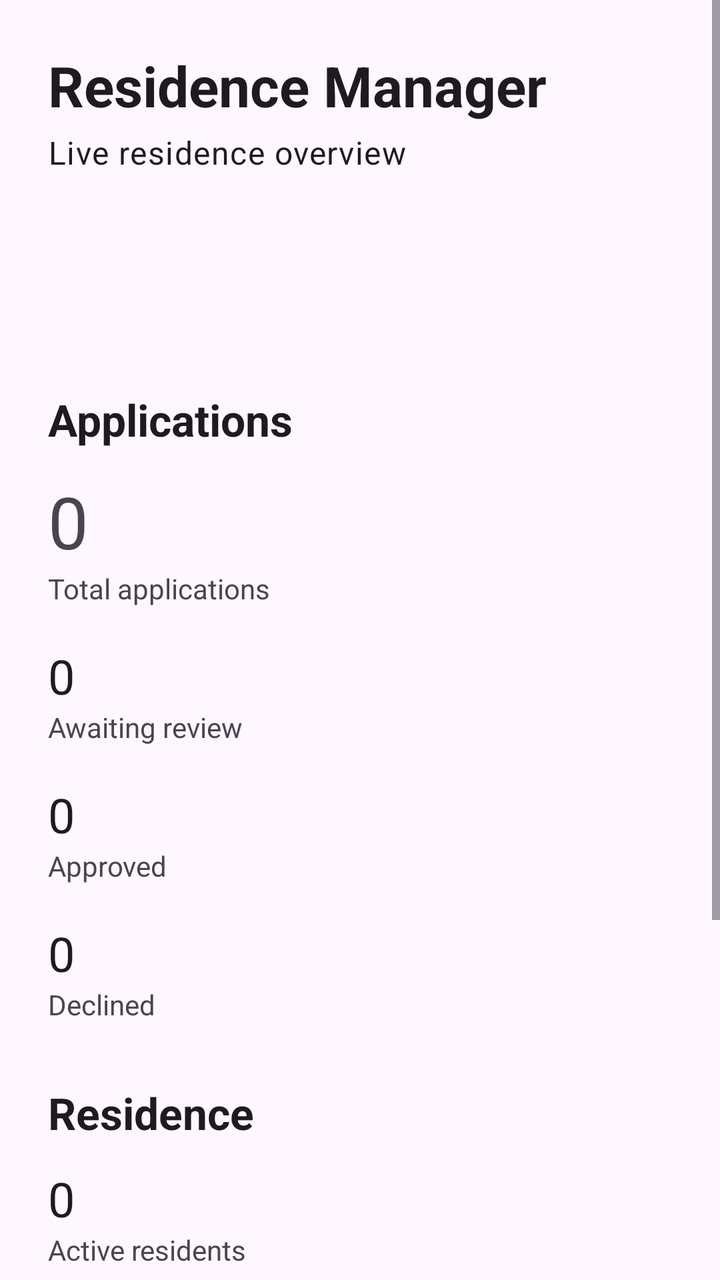
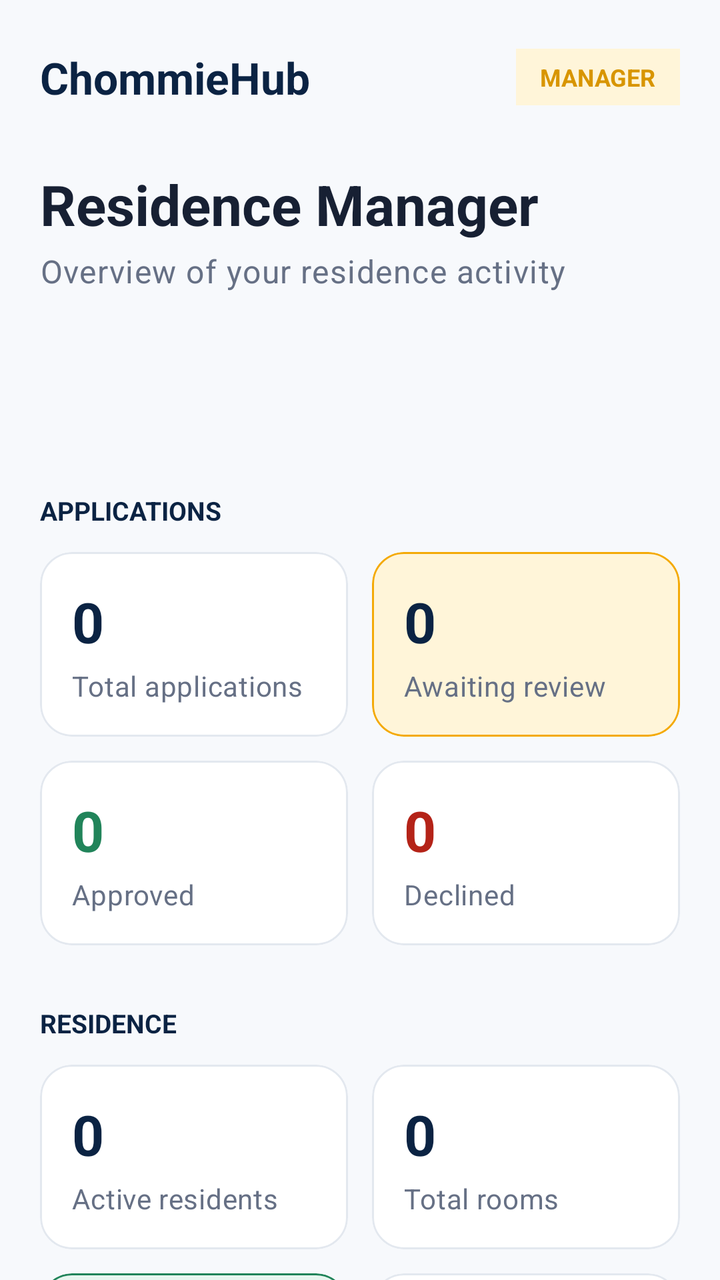

Before-and-after screenshots of an Android layout around one commit, followed by the original layout XML and the change that was made.
<!-- AndroidManifest.xml: application theme Theme.ChommieHub -->
<!-- res/layout/fragment_manager_dashboard.xml -->
<?xml version="1.0" encoding="utf-8"?>
<ScrollView
    xmlns:android="http://schemas.android.com/apk/res/android"
    android:layout_width="match_parent"
    android:layout_height="match_parent"
    android:fillViewport="true">

    <LinearLayout
        android:layout_width="match_parent"
        android:layout_height="wrap_content"
        android:orientation="vertical"
        android:padding="24dp">

        <TextView
            android:layout_width="wrap_content"
            android:layout_height="wrap_content"
            android:text="Residence Manager"
            android:textAppearance="@style/TextAppearance.Material3.HeadlineMedium"
            android:textStyle="bold" />

        <TextView
            android:layout_width="wrap_content"
            android:layout_height="wrap_content"
            android:layout_marginTop="4dp"
            android:text="Live residence overview"
            android:textAppearance="@style/TextAppearance.Material3.BodyLarge" />

        <ProgressBar
            android:id="@+id/progressDashboard"
            android:layout_width="wrap_content"
            android:layout_height="wrap_content"
            android:layout_gravity="center_horizontal"
            android:layout_marginTop="32dp" />

        <TextView
            android:id="@+id/tvDashboardError"
            android:layout_width="match_parent"
            android:layout_height="wrap_content"
            android:layout_marginTop="24dp"
            android:gravity="center"
            android:text="Unable to load dashboard."
            android:visibility="gone" />

        <Button
            android:id="@+id/btnDashboardRetry"
            android:layout_width="wrap_content"
            android:layout_height="wrap_content"
            android:layout_gravity="center_horizontal"
            android:layout_marginTop="12dp"
            android:text="Retry"
            android:visibility="gone" />

        <TextView
            android:layout_width="wrap_content"
            android:layout_height="wrap_content"
            android:layout_marginTop="28dp"
            android:text="Applications"
            android:textAppearance="@style/TextAppearance.Material3.TitleLarge"
            android:textStyle="bold" />

        <TextView
            android:id="@+id/tvTotalApplications"
            android:layout_width="match_parent"
            android:layout_height="wrap_content"
            android:layout_marginTop="12dp"
            android:text="0"
            android:textAppearance="@style/TextAppearance.Material3.DisplaySmall" />

        <TextView
            android:layout_width="wrap_content"
            android:layout_height="wrap_content"
            android:text="Total applications" />

        <TextView
            android:id="@+id/tvPendingApplications"
            android:layout_width="match_parent"
            android:layout_height="wrap_content"
            android:layout_marginTop="18dp"
            android:text="0"
            android:textAppearance="@style/TextAppearance.Material3.HeadlineSmall" />

        <TextView
            android:layout_width="wrap_content"
            android:layout_height="wrap_content"
            android:text="Awaiting review" />

        <TextView
            android:id="@+id/tvApprovedApplications"
            android:layout_width="match_parent"
            android:layout_height="wrap_content"
            android:layout_marginTop="18dp"
            android:text="0"
            android:textAppearance="@style/TextAppearance.Material3.HeadlineSmall" />

        <TextView
            android:layout_width="wrap_content"
            android:layout_height="wrap_content"
            android:text="Approved" />

        <TextView
            android:id="@+id/tvDeclinedApplications"
            android:layout_width="match_parent"
            android:layout_height="wrap_content"
            android:layout_marginTop="18dp"
            android:text="0"
            android:textAppearance="@style/TextAppearance.Material3.HeadlineSmall" />

        <TextView
            android:layout_width="wrap_content"
            android:layout_height="wrap_content"
            android:text="Declined" />

        <TextView
            android:layout_width="wrap_content"
            android:layout_height="wrap_content"
            android:layout_marginTop="30dp"
            android:text="Residence"
            android:textAppearance="@style/TextAppearance.Material3.TitleLarge"
            android:textStyle="bold" />

        <TextView
            android:id="@+id/tvActiveResidents"
            android:layout_width="match_parent"
            android:layout_height="wrap_content"
            android:layout_marginTop="12dp"
            android:text="0"
            android:textAppearance="@style/TextAppearance.Material3.HeadlineSmall" />

        <TextView
            android:layout_width="wrap_content"
            android:layout_height="wrap_content"
            android:text="Active residents" />

        <TextView
            android:id="@+id/tvTotalRooms"
            android:layout_width="match_parent"
            android:layout_height="wrap_content"
            android:layout_marginTop="18dp"
            android:text="0"
            android:textAppearance="@style/TextAppearance.Material3.HeadlineSmall" />

        <TextView
            android:layout_width="wrap_content"
            android:layout_height="wrap_content"
            android:text="Total rooms" />

        <TextView
            android:id="@+id/tvAvailableRooms"
            android:layout_width="match_parent"
            android:layout_height="wrap_content"
            android:layout_marginTop="18dp"
            android:text="0"
            android:textAppearance="@style/TextAppearance.Material3.HeadlineSmall" />

        <TextView
            android:layout_width="wrap_content"
            android:layout_height="wrap_content"
            android:text="Available rooms" />

        <TextView
            android:id="@+id/tvUnavailableRooms"
            android:layout_width="match_parent"
            android:layout_height="wrap_content"
            android:layout_marginTop="18dp"
            android:text="0"
            android:textAppearance="@style/TextAppearance.Material3.HeadlineSmall" />

        <TextView
            android:layout_width="wrap_content"
            android:layout_height="wrap_content"
            android:layout_marginBottom="24dp"
            android:text="Unavailable rooms" />

    </LinearLayout>

</ScrollView>
<!-- resources referenced by this layout -->
<resources>
  <style name="Theme.ChommieHub" parent="Base.Theme.ChommieHub" />
  <style name="Base.Theme.ChommieHub" parent="Theme.Material3.DayNight.NoActionBar">
          
          
      </style>
</resources>

<!-- the commit's change to res/layout/fragment_manager_dashboard.xml (unified diff, before → after) -->
@@ -1,20 +1,63 @@
 <?xml version="1.0" encoding="utf-8"?>
-<ScrollView
+<androidx.core.widget.NestedScrollView
     xmlns:android="http://schemas.android.com/apk/res/android"
+    xmlns:app="http://schemas.android.com/apk/res-auto"
     android:layout_width="match_parent"
     android:layout_height="match_parent"
-    android:fillViewport="true">
+    android:background="@color/chommie_background"
+    android:clipToPadding="false"
+    android:fillViewport="true"
+    android:overScrollMode="never">
 
     <LinearLayout
         android:layout_width="match_parent"
         android:layout_height="wrap_content"
         android:orientation="vertical"
-        android:padding="24dp">
-
+        android:paddingStart="20dp"
+        android:paddingTop="24dp"
+        android:paddingEnd="20dp"
+        android:paddingBottom="40dp">
+
+
+        
+        <LinearLayout
+            android:layout_width="match_parent"
+            android:layout_height="wrap_content"
+            android:gravity="center_vertical"
+            android:orientation="horizontal">
+
+            <TextView
+                android:layout_width="0dp"
+                android:layout_height="wrap_content"
+                android:layout_weight="1"
+                android:text="ChommieHub"
+                android:textColor="@color/chommie_navy"
+                android:textSize="22sp"
+                android:textStyle="bold" />
+
+            <TextView
+                android:layout_width="wrap_content"
+                android:layout_height="wrap_content"
+                android:background="@color/chommie_gold_soft"
+                android:paddingStart="12dp"
+                android:paddingTop="6dp"
+                android:paddingEnd="12dp"
+                android:paddingBottom="6dp"
+                android:text="MANAGER"
+                android:textColor="@color/chommie_gold_dark"
+                android:textSize="12sp"
+                android:textStyle="bold" />
+
+        </LinearLayout>
+
+
+        
         <TextView
             android:layout_width="wrap_content"
             android:layout_height="wrap_content"
+            android:layout_marginTop="30dp"
             android:text="Residence Manager"
+            android:textColor="@color/chommie_text_primary"
             android:textAppearance="@style/TextAppearance.Material3.HeadlineMedium"
             android:textStyle="bold" />
 
@@ -22,27 +65,31 @@
             android:layout_width="wrap_content"
             android:layout_height="wrap_content"
             android:layout_marginTop="4dp"
-            android:text="Live residence overview"
+            android:text="Overview of your residence activity"
+            android:textColor="@color/chommie_text_secondary"
             android:textAppearance="@style/TextAppearance.Material3.BodyLarge" />
 
+
+        
         <ProgressBar
             android:id="@+id/progressDashboard"
             android:layout_width="wrap_content"
             android:layout_height="wrap_content"
             android:layout_gravity="center_horizontal"
-            android:layout_marginTop="32dp" />
+            android:layout_marginTop="24dp" />
 
         <TextView
             android:id="@+id/tvDashboardError"
             android:layout_width="match_parent"
             android:layout_height="wrap_content"
-            android:layout_marginTop="24dp"
+            android:layout_marginTop="20dp"
             android:gravity="center"
-            android:text="Unable to load dashboard."
+            android:textColor="@color/chommie_danger"
             android:visibility="gone" />
 
-        <Button
+        <com.google.android.material.button.MaterialButton
             android:id="@+id/btnDashboardRetry"
+            style="@style/Widget.ChommieHub.Button.Secondary"
             android:layout_width="wrap_content"
             android:layout_height="wrap_content"
             android:layout_gravity="center_horizontal"
@@ -50,127 +97,366 @@
             android:text="Retry"
             android:visibility="gone" />
 
+
+        
         <TextView
             android:layout_width="wrap_content"
             android:layout_height="wrap_content"
             android:layout_marginTop="28dp"
-            android:text="Applications"
-            android:textAppearance="@style/TextAppearance.Material3.TitleLarge"
+            android:text="APPLICATIONS"
+            android:textColor="@color/chommie_navy"
+            android:textSize="13sp"
             android:textStyle="bold" />
 
+
+        
+        <LinearLayout
+            android:layout_width="match_parent"
+            android:layout_height="wrap_content"
+            android:layout_marginTop="12dp"
+            android:orientation="horizontal">
+
+            <com.google.android.material.card.MaterialCardView
+                android:layout_width="0dp"
+                android:layout_height="wrap_content"
+                android:layout_marginEnd="6dp"
+                android:layout_weight="1"
+                app:cardBackgroundColor="@color/chommie_surface"
+                app:cardCornerRadius="16dp"
+                app:cardElevation="0dp"
+                app:strokeColor="@color/chommie_border"
+                app:strokeWidth="1dp">
+
+                <LinearLayout
+                    android:layout_width="match_parent"
+                    android:layout_height="wrap_content"
+                    android:orientation="vertical"
+                    android:padding="16dp">
+
+                    <TextView
+                        android:id="@+id/tvTotalApplications"
+                        style="@style/TextAppearance.ChommieHub.StatNumber"
+                        android:layout_width="wrap_content"
+                        android:layout_height="wrap_content"
+                        android:text="0" />
+
+                    <TextView
+                        style="@style/TextAppearance.ChommieHub.StatLabel"
+                        android:layout_width="wrap_content"
+                        android:layout_height="wrap_content"
+                        android:layout_marginTop="4dp"
+                        android:text="Total applications" />
+
+                </LinearLayout>
+
+            </com.google.android.material.card.MaterialCardView>
+
+
+            <com.google.android.material.card.MaterialCardView
+                android:layout_width="0dp"
+                android:layout_height="wrap_content"
+                android:layout_marginStart="6dp"
+                android:layout_weight="1"
+                app:cardBackgroundColor="@color/chommie_gold_soft"
+                app:cardCornerRadius="16dp"
+                app:cardElevation="0dp"
+                app:strokeColor="@color/chommie_gold"
+                app:strokeWidth="1dp">
+
+                <LinearLayout
+                    android:layout_width="match_parent"
+                    android:layout_height="wrap_content"
+                    android:orientation="vertical"
+                    android:padding="16dp">
+
+                    <TextView
+                        android:id="@+id/tvPendingApplications"
+                        style="@style/TextAppearance.ChommieHub.StatNumber"
+                        android:layout_width="wrap_content"
+                        android:layout_height="wrap_content"
+                        android:text="0" />
+
+                    <TextView
+                        style="@style/TextAppearance.ChommieHub.StatLabel"
+                        android:layout_width="wrap_content"
+                        android:layout_height="wrap_content"
+                        android:layout_marginTop="4dp"
+                        android:text="Awaiting review" />
+
+                </LinearLayout>
+
+            </com.google.android.material.card.MaterialCardView>
+
+        </LinearLayout>
+
+
+        
+        <LinearLayout
+            android:layout_width="match_parent"
+            android:layout_height="wrap_content"
+            android:layout_marginTop="12dp"
+            android:orientation="horizontal">
+
+            <com.google.android.material.card.MaterialCardView
+                android:layout_width="0dp"
+                android:layout_height="wrap_content"
+                android:layout_marginEnd="6dp"
+                android:layout_weight="1"
+                app:cardBackgroundColor="@color/chommie_surface"
+                app:cardCornerRadius="16dp"
+                app:cardElevation="0dp"
+                app:strokeColor="@color/chommie_border"
+                app:strokeWidth="1dp">
+
+                <LinearLayout
+                    android:layout_width="match_parent"
+                    android:layout_height="wrap_content"
+                    android:orientation="vertical"
+                    android:padding="16dp">
+
+                    <TextView
+                        android:id="@+id/tvApprovedApplications"
+                        style="@style/TextAppearance.ChommieHub.StatNumber"
+                        android:layout_width="wrap_content"
+                        android:layout_height="wrap_content"
+                        android:text="0"
+                        android:textColor="@color/chommie_success" />
+
+                    <TextView
+                        style="@style/TextAppearance.ChommieHub.StatLabel"
+                        android:layout_width="wrap_content"
+                        android:layout_height="wrap_content"
+                        android:layout_marginTop="4dp"
+                        android:text="Approved" />
+
+                </LinearLayout>
+
+            </com.google.android.material.card.MaterialCardView>
+
+
+            <com.google.android.material.card.MaterialCardView
+                android:layout_width="0dp"
+                android:layout_height="wrap_content"
+                android:layout_marginStart="6dp"
+                android:layout_weight="1"
+                app:cardBackgroundColor="@color/chommie_surface"
+                app:cardCornerRadius="16dp"
+                app:cardElevation="0dp"
+                app:strokeColor="@color/chommie_border"
+                app:strokeWidth="1dp">
+
+                <LinearLayout
+                    android:layout_width="match_parent"
+                    android:layout_height="wrap_content"
+                    android:orientation="vertical"
+                    android:padding="16dp">
+
+                    <TextView
+                        android:id="@+id/tvDeclinedApplications"
+                        style="@style/TextAppearance.ChommieHub.StatNumber"
+                        android:layout_width="wrap_content"
+                        android:layout_height="wrap_content"
+                        android:text="0"
+                        android:textColor="@color/chommie_danger" />
+
+                    <TextView
+                        style="@style/TextAppearance.ChommieHub.StatLabel"
+                        android:layout_width="wrap_content"
+                        android:layout_height="wrap_content"
+                        android:layout_marginTop="4dp"
+                        android:text="Declined" />
+
+                </LinearLayout>
+
+            </com.google.android.material.card.MaterialCardView>
+
+        </LinearLayout>
+
+
+        
         <TextView
-            android:id="@+id/tvTotalApplications"
+            android:layout_width="wrap_content"
+            android:layout_height="wrap_content"
+            android:layout_marginTop="30dp"
+            android:text="RESIDENCE"
+            android:textColor="@color/chommie_navy"
+            android:textSize="13sp"
+            android:textStyle="bold" />
+
+
+        
+        <LinearLayout
             android:layout_width="match_parent"
             android:layout_height="wrap_content"
             android:layout_marginTop="12dp"
-            android:text="0"
-            android:textAppearance="@style/TextAppearance.Material3.DisplaySmall" />
-
-        <TextView
-            android:layout_width="wrap_content"
-            android:layout_height="wrap_content"
-            android:text="Total applications" />
-
-        <TextView
-            android:id="@+id/tvPendingApplications"
-            android:layout_width="match_parent"
-            android:layout_height="wrap_content"
-            android:layout_marginTop="18dp"
-            android:text="0"
-            android:textAppearance="@style/TextAppearance.Material3.HeadlineSmall" />
-
-        <TextView
-            android:layout_width="wrap_content"
-            android:layout_height="wrap_content"
-            android:text="Awaiting review" />
-
-        <TextView
-            android:id="@+id/tvApprovedApplications"
-            android:layout_width="match_parent"
-            android:layout_height="wrap_content"
-            android:layout_marginTop="18dp"
-            android:text="0"
-            android:textAppearance="@style/TextAppearance.Material3.HeadlineSmall" />
-
-        <TextView
-            android:layout_width="wrap_content"
-            android:layout_height="wrap_content"
-            android:text="Approved" />
-
-        <TextView
-            android:id="@+id/tvDeclinedApplications"
-            android:layout_width="match_parent"
-            android:layout_height="wrap_content"
-            android:layout_marginTop="18dp"
-            android:text="0"
-            android:textAppearance="@style/TextAppearance.Material3.HeadlineSmall" />
-
-        <TextView
-            android:layout_width="wrap_content"
-            android:layout_height="wrap_content"
-            android:text="Declined" />
-
-        <TextView
-            android:layout_width="wrap_content"
+            android:orientation="horizontal">
+
+            <com.google.android.material.card.MaterialCardView
+                android:layout_width="0dp"
+                android:layout_height="wrap_content"
+                android:layout_marginEnd="6dp"
+                android:layout_weight="1"
+                app:cardBackgroundColor="@color/chommie_surface"
+                app:cardCornerRadius="16dp"
+                app:cardElevation="0dp"
+                app:strokeColor="@color/chommie_border"
+                app:strokeWidth="1dp">
+
+                <LinearLayout
+                    android:layout_width="match_parent"
+                    android:layout_height="wrap_content"
+                    android:orientation="vertical"
+                    android:padding="16dp">
+
+                    <TextView
+                        android:id="@+id/tvActiveResidents"
+                        style="@style/TextAppearance.ChommieHub.StatNumber"
+                        android:layout_width="wrap_content"
+                        android:layout_height="wrap_content"
+                        android:text="0" />
+
+                    <TextView
+                        style="@style/TextAppearance.ChommieHub.StatLabel"
+                        android:layout_width="wrap_content"
+                        android:layout_height="wrap_content"
+                        android:layout_marginTop="4dp"
+                        android:text="Active residents" />
+
+                </LinearLayout>
+
+            </com.google.android.material.card.MaterialCardView>
+
+
+            <com.google.android.material.card.MaterialCardView
+                android:layout_width="0dp"
+                android:layout_height="wrap_content"
+                android:layout_marginStart="6dp"
+                android:layout_weight="1"
+                app:cardBackgroundColor="@color/chommie_surface"
+                app:cardCornerRadius="16dp"
+                app:cardElevation="0dp"
+                app:strokeColor="@color/chommie_border"
+                app:strokeWidth="1dp">
+
+                <LinearLayout
+                    android:layout_width="match_parent"
+                    android:layout_height="wrap_content"
+                    android:orientation="vertical"
+                    android:padding="16dp">
+
+                    <TextView
+                        android:id="@+id/tvTotalRooms"
+                        style="@style/TextAppearance.ChommieHub.StatNumber"
+                        android:layout_width="wrap_content"
+                        android:layout_height="wrap_content"
+                        android:text="0" />
+
+                    <TextView
+                        style="@style/TextAppearance.ChommieHub.StatLabel"
+                        android:layout_width="wrap_content"
+                        android:layout_height="wrap_content"
+                        android:layout_marginTop="4dp"
+                        android:text="Total rooms" />
+
+                </LinearLayout>
+
+            </com.google.android.material.card.MaterialCardView>
+
+        </LinearLayout>
+
+
+        
+        <LinearLayout
+            android:layout_width="match_parent"
+            android:layout_height="wrap_content"
+            android:layout_marginTop="12dp"
+            android:orientation="horizontal">
+
+            <com.google.android.material.card.MaterialCardView
+                android:layout_width="0dp"
+                android:layout_height="wrap_content"
+                android:layout_marginEnd="6dp"
+                android:layout_weight="1"
+                app:cardBackgroundColor="@color/chommie_success_soft"
+                app:cardCornerRadius="16dp"
+                app:cardElevation="0dp"
+                app:strokeColor="@color/chommie_success"
+                app:strokeWidth="1dp">
+
+                <LinearLayout
+                    android:layout_width="match_parent"
+                    android:layout_height="wrap_content"
+                    android:orientation="vertical"
+                    android:padding="16dp">
+
+                    <TextView
+                        android:id="@+id/tvAvailableRooms"
+                        style="@style/TextAppearance.ChommieHub.StatNumber"
+                        android:layout_width="wrap_content"
+                        android:layout_height="wrap_content"
+                        android:text="0"
+                        android:textColor="@color/chommie_success" />
+
+                    <TextView
+                        style="@style/TextAppearance.ChommieHub.StatLabel"
+                        android:layout_width="wrap_content"
+                        android:layout_height="wrap_content"
+                        android:layout_marginTop="4dp"
+                        android:text="Available rooms" />
+
+                </LinearLayout>
+
+            </com.google.android.material.card.MaterialCardView>
+
+
+            <com.google.android.material.card.MaterialCardView
+                android:layout_width="0dp"
+                android:layout_height="wrap_content"
+                android:layout_marginStart="6dp"
+                android:layout_weight="1"
+                app:cardBackgroundColor="@color/chommie_surface"
+                app:cardCornerRadius="16dp"
+                app:cardElevation="0dp"
+                app:strokeColor="@color/chommie_border"
+                app:strokeWidth="1dp">
+
+                <LinearLayout
+                    android:layout_width="match_parent"
+                    android:layout_height="wrap_content"
+                    android:orientation="vertical"
+                    android:padding="16dp">
+
+                    <TextView
+                        android:id="@+id/tvUnavailableRooms"
+                        style="@style/TextAppearance.ChommieHub.StatNumber"
+                        android:layout_width="wrap_content"
+                        android:layout_height="wrap_content"
+                        android:text="0" />
+
+                    <TextView
+                        style="@style/TextAppearance.ChommieHub.StatLabel"
+                        android:layout_width="wrap_content"
+                        android:layout_height="wrap_content"
+                        android:layout_marginTop="4dp"
+                        android:text="Unavailable rooms" />
+
+                </LinearLayout>
+
+            </com.google.android.material.card.MaterialCardView>
+
+        </LinearLayout>
+
+
+        
+        <com.google.android.material.button.MaterialButton
+            android:id="@+id/btnReviewApplications"
+            style="@style/Widget.ChommieHub.Button.Primary"
+            android:layout_width="match_parent"
             android:layout_height="wrap_content"
             android:layout_marginTop="30dp"
-            android:text="Residence"
-            android:textAppearance="@style/TextAppearance.Material3.TitleLarge"
-            android:textStyle="bold" />
-
-        <TextView
-            android:id="@+id/tvActiveResidents"
-            android:layout_width="match_parent"
-            android:layout_height="wrap_content"
-            android:layout_marginTop="12dp"
-            android:text="0"
-            android:textAppearance="@style/TextAppearance.Material3.HeadlineSmall" />
-
-        <TextView
-            android:layout_width="wrap_content"
-            android:layout_height="wrap_content"
-            android:text="Active residents" />
-
-        <TextView
-            android:id="@+id/tvTotalRooms"
-            android:layout_width="match_parent"
-            android:layout_height="wrap_content"
-            android:layout_marginTop="18dp"
-            android:text="0"
-            android:textAppearance="@style/TextAppearance.Material3.HeadlineSmall" />
-
-        <TextView
-            android:layout_width="wrap_content"
-            android:layout_height="wrap_content"
-            android:text="Total rooms" />
-
-        <TextView
-            android:id="@+id/tvAvailableRooms"
-            android:layout_width="match_parent"
-            android:layout_height="wrap_content"
-            android:layout_marginTop="18dp"
-            android:text="0"
-            android:textAppearance="@style/TextAppearance.Material3.HeadlineSmall" />
-
-        <TextView
-            android:layout_width="wrap_content"
-            android:layout_height="wrap_content"
-            android:text="Available rooms" />
-
-        <TextView
-            android:id="@+id/tvUnavailableRooms"
-            android:layout_width="match_parent"
-            android:layout_height="wrap_content"
-            android:layout_marginTop="18dp"
-            android:text="0"
-            android:textAppearance="@style/TextAppearance.Material3.HeadlineSmall" />
-
-        <TextView
-            android:layout_width="wrap_content"
-            android:layout_height="wrap_content"
-            android:layout_marginBottom="24dp"
-            android:text="Unavailable rooms" />
+            android:text="Review Applications" />
+
 
     </LinearLayout>
 
-</ScrollView>
+</androidx.core.widget.NestedScrollView>
<!-- resource entries referenced after the edit -->
@@ -1,9 +1,67 @@
 <!-- resources referenced by this layout -->
 <resources>
+  <color name="chommie_background">#F7F9FC</color>
+  <color name="chommie_border">#E3E8EF</color>
+  <color name="chommie_danger">#B42318</color>
+  <color name="chommie_gold">#F4AA08</color>
+  <color name="chommie_gold_dark">#D89500</color>
+  <color name="chommie_gold_soft">#FFF5D9</color>
+  <color name="chommie_navy">#0B2343</color>
+  <color name="chommie_success">#21845A</color>
+  <color name="chommie_success_soft">#E7F6EF</color>
+  <color name="chommie_surface">#FFFFFF</color>
+  <color name="chommie_text_primary">#172033</color>
+  <color name="chommie_text_secondary">#667085</color>
+  <style name="TextAppearance.ChommieHub.StatLabel" parent="TextAppearance.Material3.BodyMedium">
+  
+          <item name="android:textColor">@color/chommie_text_secondary</item>
+  
+      </style>
+  <style name="TextAppearance.ChommieHub.StatNumber" parent="TextAppearance.Material3.HeadlineMedium">
+  
+          <item name="android:textColor">@color/chommie_navy</item>
+          <item name="android:textStyle">bold</item>
+  
+      </style>
+  <style name="Widget.ChommieHub.Button.Primary" parent="Widget.Material3.Button">
+  
+          <item name="backgroundTint">@color/chommie_navy</item>
+          <item name="android:textColor">@color/white</item>
+          <item name="cornerRadius">14dp</item>
+          <item name="android:minHeight">52dp</item>
+          <item name="android:textAllCaps">false</item>
+  
+      </style>
+  <style name="Widget.ChommieHub.Button.Secondary" parent="Widget.Material3.Button.OutlinedButton">
+  
+          <item name="android:textColor">@color/chommie_navy</item>
+          <item name="strokeColor">@color/chommie_navy</item>
+          <item name="cornerRadius">14dp</item>
+          <item name="android:minHeight">52dp</item>
+          <item name="android:textAllCaps">false</item>
+  
+      </style>
   <style name="Theme.ChommieHub" parent="Base.Theme.ChommieHub" />
+  <color name="white">#FFFFFF</color>
   <style name="Base.Theme.ChommieHub" parent="Theme.Material3.DayNight.NoActionBar">
-          
-          
+  
+          <item name="colorPrimary">@color/chommie_navy</item>
+          <item name="colorOnPrimary">@color/white</item>
+  
+          <item name="colorSecondary">@color/chommie_gold</item>
+          <item name="colorOnSecondary">@color/chommie_navy</item>
+  
+          <item name="colorSurface">@color/chommie_surface</item>
+          <item name="colorOnSurface">@color/chommie_text_primary</item>
+  
+          <item name="android:windowBackground">@color/chommie_background</item>
+  
+          <item name="android:statusBarColor">@color/chommie_navy</item>
+          <item name="android:navigationBarColor">@color/chommie_navy</item>
+  
+          <item name="android:windowLightStatusBar">false</item>
+          <item name="android:windowLightNavigationBar">false</item>
+  
       </style>
 </resources>
 
